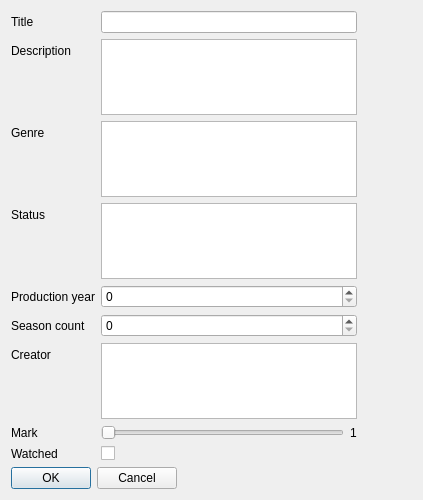
First picture: the form in FilmManager/addseriedialog.ui, repository Zachaly/Jipp_Projekt_ZS_NS, before the edit.
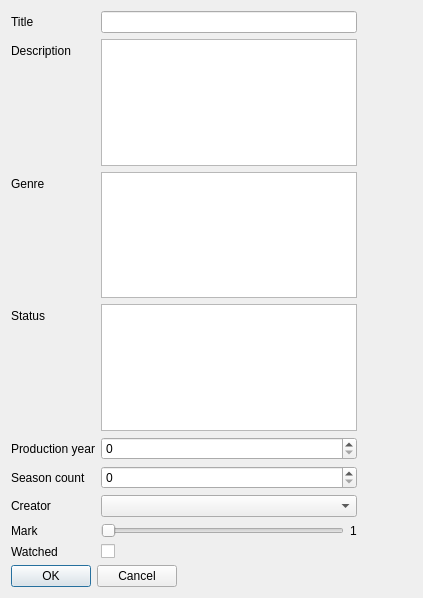
Second picture: the form after the edit.

```diff
--- a/FilmManager/addseriedialog.ui
+++ b/FilmManager/addseriedialog.ui
@@ -7,7 +7,7 @@
     <x>0</x>
     <y>0</y>
     <width>423</width>
-    <height>500</height>
+    <height>598</height>
    </rect>
   </property>
   <property name="windowTitle">
@@ -83,9 +83,6 @@
        </property>
       </widget>
      </item>
-     <item row="6" column="1">
-      <widget class="QListWidget" name="creatorList"/>
-     </item>
      <item row="7" column="0">
       <widget class="QLabel" name="markLabel">
        <property name="text">
@@ -125,6 +122,9 @@
        </item>
       </layout>
      </item>
+     <item row="6" column="1">
+      <widget class="QComboBox" name="creatorComboBox"/>
+     </item>
     </layout>
    </item>
    <item row="2" column="0">
```
